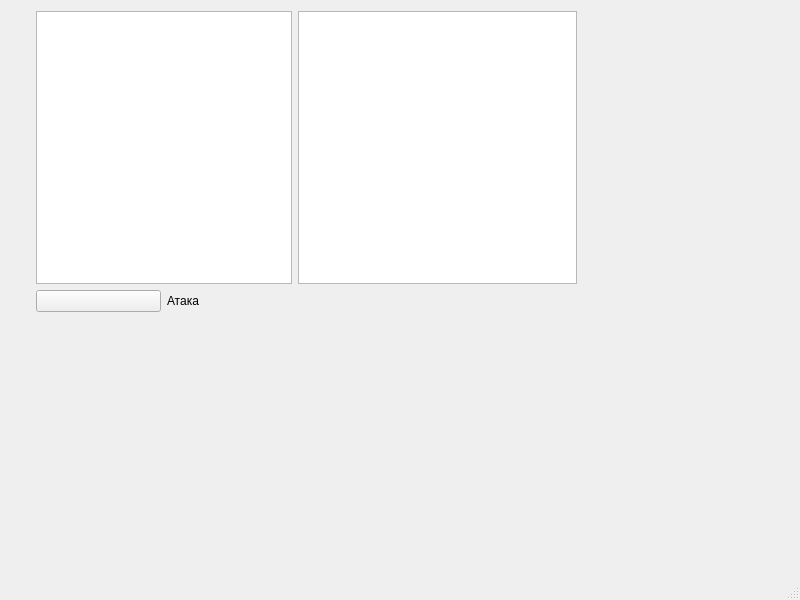
First picture: the form in faitwindow.ui, repository KomandaB/-1, before the edit.
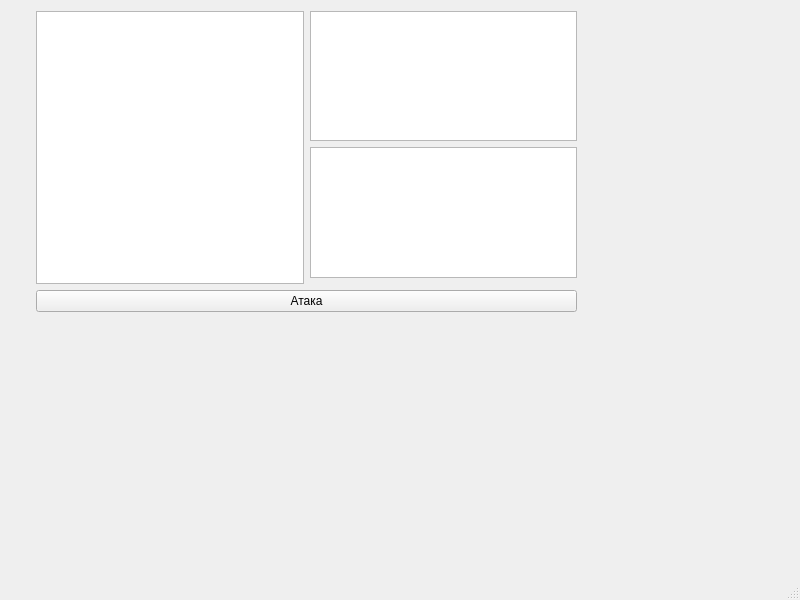
Second picture: the form after the edit.

```diff
--- a/faitwindow.ui
+++ b/faitwindow.ui
@@ -24,25 +24,21 @@
      </rect>
     </property>
     <layout class="QGridLayout" name="gridLayout">
-     <item row="1" column="1">
-      <widget class="QLabel" name="label">
-       <property name="text">
-        <string>Атака</string>
-       </property>
-      </widget>
+     <item row="0" column="0" rowspan="3">
+      <widget class="QPlainTextEdit" name="BattleTextEdit"/>
      </item>
-     <item row="1" column="0">
+     <item row="0" column="1">
+      <widget class="QTextEdit" name="PlayertextEdit"/>
+     </item>
+     <item row="3" column="0" colspan="2">
       <widget class="QPushButton" name="btn_ataka">
        <property name="text">
-        <string/>
+        <string>Атака</string>
        </property>
       </widget>
      </item>
-     <item row="0" column="0" colspan="2">
-      <widget class="QPlainTextEdit" name="plainTextEdit"/>
-     </item>
-     <item row="0" column="2">
-      <widget class="QTextEdit" name="textEdit"/>
+     <item row="1" column="1">
+      <widget class="QTextEdit" name="MonstertextEdit"/>
      </item>
     </layout>
    </widget>
```
